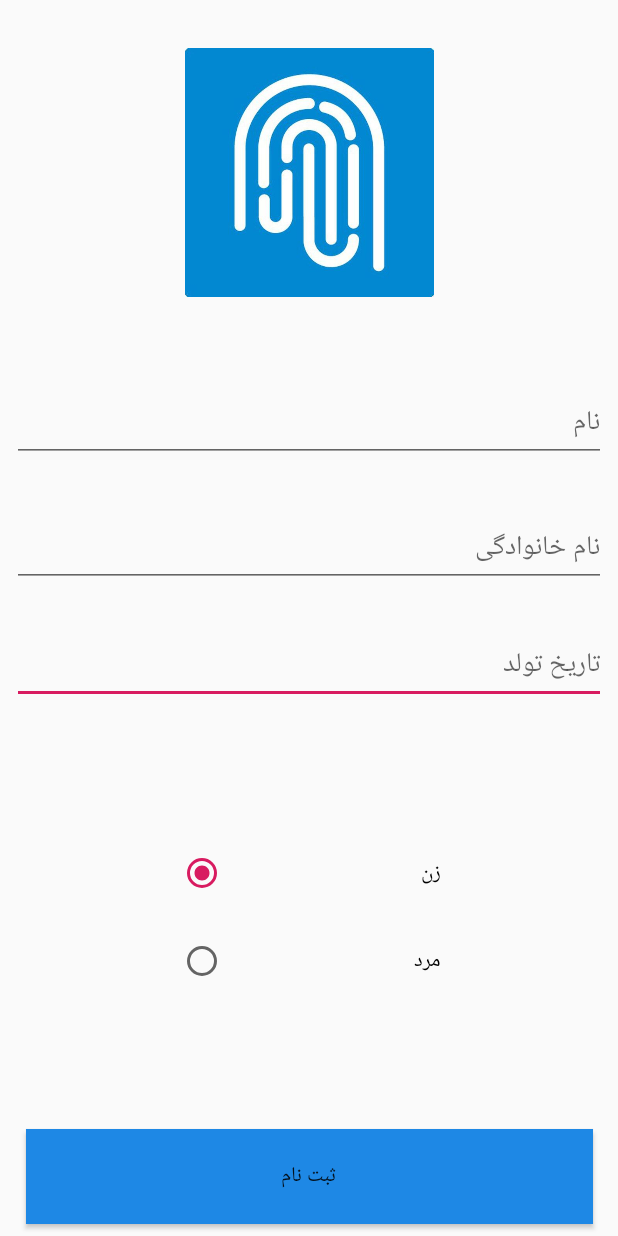
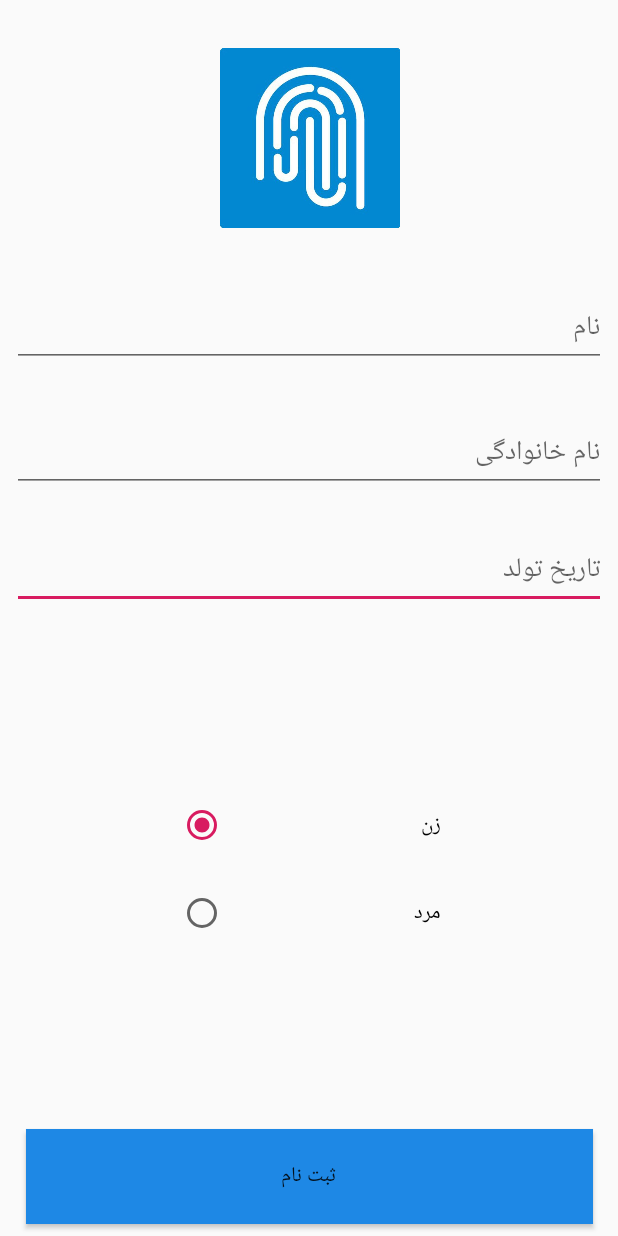
Before and after one commit to siavashsoleymani/authBlockChainAnadroidApp, an Android app: the screen it shows after launch (RegisterActivity), on a phone screen of 412 x 824 dp. Run offline under Robolectric (Android 15) with nearby library versions, the phone set to English and light mode, and no system bars.

Commit message:
some bug fixes

```diff
--- a/app/src/main/AndroidManifest.xml
+++ b/app/src/main/AndroidManifest.xml
@@ -17,7 +17,7 @@
         android:supportsRtl="true"
         android:theme="@style/AppTheme"
         tools:ignore="AllowBackup,GoogleAppIndexingWarning">
-        <activity android:name=".activity.ScanActivity">
+        <activity android:name=".activity.ScanActivity" android:theme="@style/Theme.AppCompat.NoActionBar">
             <intent-filter>
                 <category android:name="android.intent.category.LAUNCHER" />
             </intent-filter>
--- a/app/src/main/java/com/example/qrcodereader/model/RetrofitProvider.java
+++ b/app/src/main/java/com/example/qrcodereader/model/RetrofitProvider.java
@@ -5,7 +5,7 @@ import retrofit2.converter.gson.GsonConverterFactory;
 
 public class RetrofitProvider {
     private static Retrofit retrofit = new Retrofit.Builder()
-            .baseUrl("http://192.168.1.7:8080/")
+            .baseUrl("http://192.168.1.8:8080/")
             .addConverterFactory(GsonConverterFactory.create())
             .build();
 
--- a/app/src/main/res/layout/activity_scan.xml
+++ b/app/src/main/res/layout/activity_scan.xml
@@ -14,6 +14,8 @@
         android:layout_marginLeft="8dp"
         android:layout_marginTop="28dp"
         android:layout_marginEnd="8dp"
+        android:inputType="text"
+        android:maxLines="1"
         android:layout_marginRight="8dp"
         android:hint="تاریخ تولد"
         app:layout_constraintEnd_toEndOf="parent"
@@ -27,17 +29,20 @@
         android:layout_height="51dp"
         android:layout_marginStart="8dp"
         android:layout_marginLeft="8dp"
-        android:layout_marginTop="340dp"
+        android:layout_marginTop="8dp"
         android:layout_marginEnd="8dp"
         android:layout_marginRight="8dp"
         android:layout_marginBottom="8dp"
         android:hint="نام خانوادگی"
+
+        android:inputType="text"
+        android:maxLines="1"
         app:layout_constraintBottom_toBottomOf="parent"
         app:layout_constraintEnd_toEndOf="parent"
-        app:layout_constraintHorizontal_bias="1.0"
+        app:layout_constraintHorizontal_bias="0.0"
         app:layout_constraintStart_toStartOf="parent"
-        app:layout_constraintTop_toTopOf="parent"
-        app:layout_constraintVertical_bias="0.0" />
+        app:layout_constraintTop_toBottomOf="@+id/imageView"
+        app:layout_constraintVertical_bias="0.193" />
 
     <EditText
         android:id="@+id/et_name"
@@ -52,6 +57,8 @@
         app:layout_constraintBottom_toTopOf="@+id/et_family"
         app:layout_constraintEnd_toEndOf="parent"
         app:layout_constraintHorizontal_bias="0.0"
+        android:inputType="text"
+        android:maxLines="1"
         app:layout_constraintStart_toStartOf="parent" />
 
     <RadioGroup
@@ -87,8 +94,8 @@
 
     <ImageView
         android:id="@+id/imageView"
-        android:layout_width="296dp"
-        android:layout_height="166dp"
+        android:layout_width="1205dp"
+        android:layout_height="120dp"
         android:layout_marginStart="8dp"
         android:layout_marginLeft="8dp"
         android:layout_marginTop="32dp"
```
